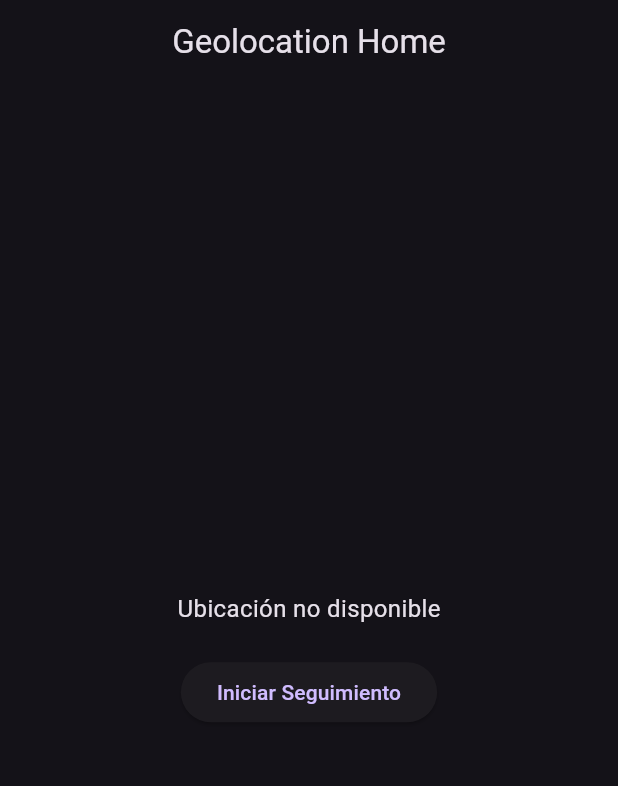
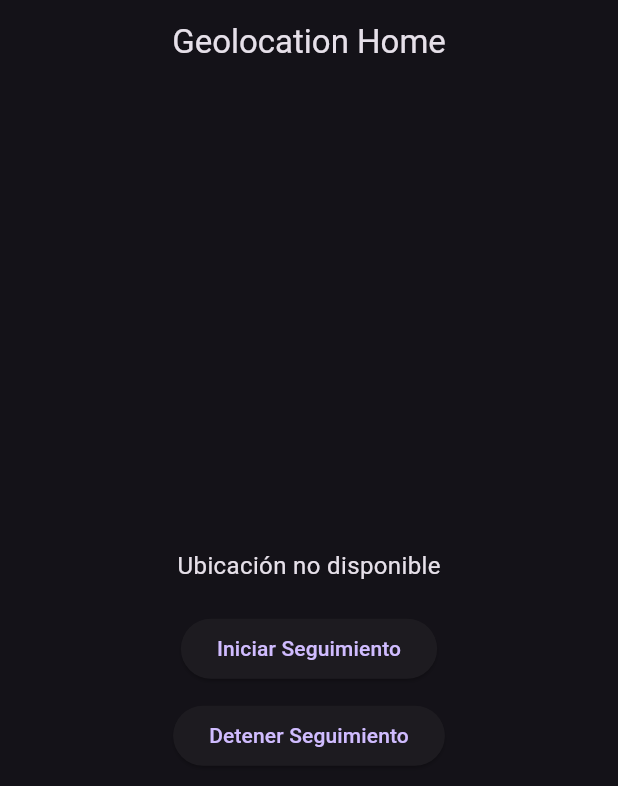
Before and after one commit to EliasFloresPerez/Flutter-BackLocation, a Flutter app: the screen it shows after launch, on a phone screen of 412 x 824 dp. Shown: the top 786 px of the screen. Run offline on Flutter 3.47's test engine with Material 3 defaults, Android fonts, the light colour scheme and no system bars; our stand-ins replace location.

Commit message:
Prueba con location

```diff
--- a/lib/GeoHome.dart
+++ b/lib/GeoHome.dart
@@ -60,6 +60,15 @@ class _GeohomeState extends State<Geohome> {
     });
   }
 
+  // Detener la actualización de ubicación
+  void _stopLocationUpdates() {
+    _locationSubscription?.cancel();
+    setState(() {
+      _locationMessage = "Seguimiento detenido";
+    });
+    print("⛔ Seguimiento detenido");
+  }
+
   @override
   void dispose() {
     _locationSubscription?.cancel(); // Cancelar la suscripción al cerrar la app
@@ -83,6 +92,11 @@ class _GeohomeState extends State<Geohome> {
               onPressed: _startLocationUpdates,
               child: const Text('Iniciar Seguimiento'),
             ),
+            const SizedBox(height: 10),
+            ElevatedButton(
+              onPressed: _stopLocationUpdates,
+              child: const Text('Detener Seguimiento'),
+            ),
           ],
         ),
       ),
```
